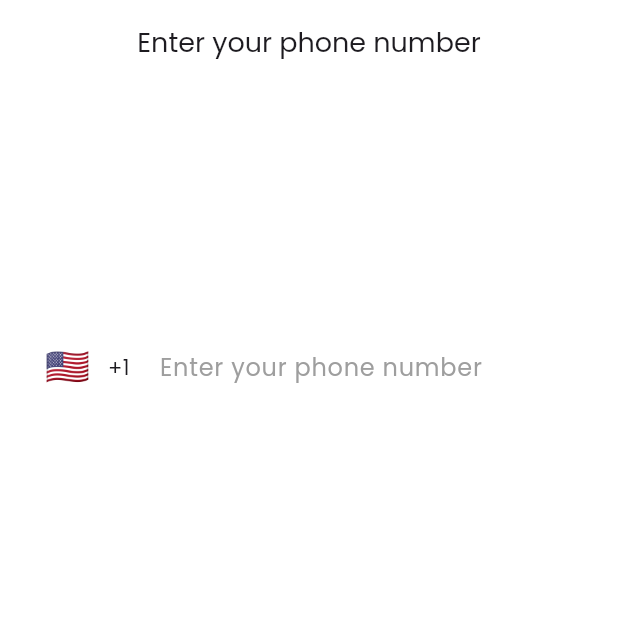
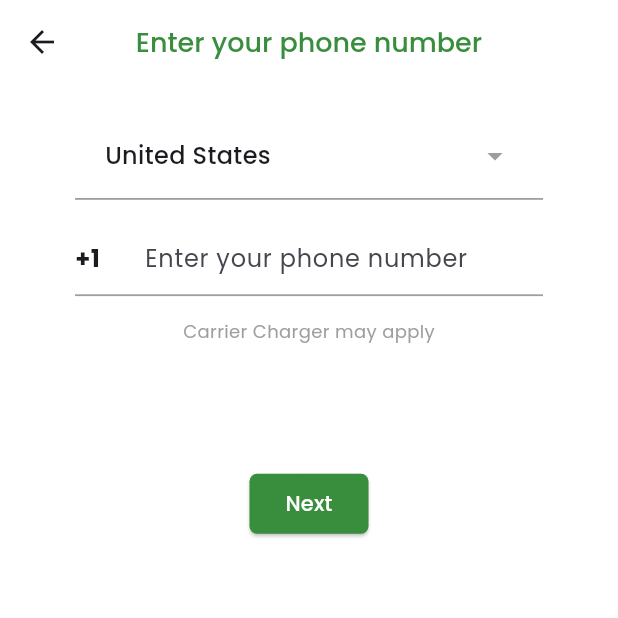
Before and after one commit to Ab5ullah/WhatsappClone, a Flutter app: the screen it shows after launch, after a tap on "Agree and continue", on a phone screen of 412 x 824 dp, the top half of it. Run offline on Flutter 3.47's test engine with Material 3 defaults, Android fonts, the phone set to English and light mode, and no system bars; drawn by our look-alikes of intl_phone_number_input; our stand-ins replace country_picker.

```diff
--- a/lib/Onboarding/onboardingScreen.dart
+++ b/lib/Onboarding/onboardingScreen.dart
@@ -53,7 +53,7 @@ class _OnboardingscreenState extends State<Onboardingscreen> {
                   minimumSize: Size(screenWidth / 1.2, 40),
                 ),
                 onPressed: () {
-                  Navigator.pushReplacement(
+                  Navigator.push(
                       context,
                       MaterialPageRoute(
                         builder: (context) => Onboardingscreen2(),
--- a/lib/Onboarding/onboardingScreen2.dart
+++ b/lib/Onboarding/onboardingScreen2.dart
@@ -1,5 +1,6 @@
 import 'package:flutter/material.dart';
-import 'package:intl_phone_number_input/intl_phone_number_input.dart';
+import 'package:country_picker/country_picker.dart';
+import 'package:whatsapp/Onboarding/otpScreen.dart';
 
 class Onboardingscreen2 extends StatefulWidget {
   const Onboardingscreen2({super.key});
@@ -9,10 +10,22 @@ class Onboardingscreen2 extends StatefulWidget {
 }
 
 class _Onboardingscreen2State extends State<Onboardingscreen2> {
+  String countryName = "United States";
+  String dialCode = "+1";
   final TextEditingController phoneNumberController = TextEditingController();
-  PhoneNumber _phone = PhoneNumber(isoCode: 'US');
-  String countryCode = "";
-  String? phoneNumberError;
+
+  void _selectCountry() {
+    showCountryPicker(
+      context: context,
+      showPhoneCode: true, // shows +92 etc
+      onSelect: (Country country) {
+        setState(() {
+          countryName = country.displayNameNoCountryCode; // Full country name
+          dialCode = "+${country.phoneCode}";
+        });
+      },
+    );
+  }
 
   @override
   Widget build(BuildContext context) {
@@ -24,54 +37,107 @@ class _Onboardingscreen2State extends State<Onboardingscreen2> {
           backgroundColor: Colors.white,
           title: Text(
             "Enter your phone number",
-          style: TextStyle(fontSize: 18),
+            style: TextStyle(
+              fontSize: 18,
+              color: Colors.green[700],
+              fontWeight: FontWeight.w500,
+            ),
           ),
           centerTitle: true,
         ),
-      body: Column(
+        body: Padding(
+          padding: const EdgeInsets.symmetric(horizontal: 20, vertical: 20),
+          child: Column(
+            crossAxisAlignment: CrossAxisAlignment.center,
             children: [
-          SizedBox(
-            height: screenHight * .2,
+              // Country Name Selector
+              GestureDetector(
+                onTap: _selectCountry,
+                child: Container(
+                  padding:
+                      const EdgeInsets.symmetric(vertical: 16, horizontal: 20),
+                  margin: const EdgeInsets.symmetric(horizontal: 30),
+                  decoration: const BoxDecoration(
+                    border: Border(
+                      bottom: BorderSide(color: Colors.grey, width: 1.2),
                     ),
-          Container(
-            padding: const EdgeInsets.symmetric(horizontal: 10.0),
-            child: Theme(
-              data:
-                  Theme.of(context).copyWith(colorScheme: ColorScheme.light()),
-              child: InternationalPhoneNumberInput(
-                spaceBetweenSelectorAndTextField: 0,
-                onInputChanged: (PhoneNumber number) {
-                  setState(() {
-                    _phone = number;
-                    phoneNumberController.text = number.phoneNumber ?? '';
-                    countryCode = number.isoCode ?? 'US';
-                  });
-                },
-                initialValue: _phone,
-                inputDecoration: const InputDecoration(
-                  hintText: 'Enter your phone number',
-                  hintStyle: TextStyle(color: Colors.grey),
-                  border: InputBorder.none,
-                  contentPadding: EdgeInsets.symmetric(vertical: 12.0),
                   ),
-                searchBoxDecoration: InputDecoration(
-                  labelText: 'Search Country',
-                  labelStyle: const TextStyle(color: Colors.black),
-                  hintText: 'Type country name',
-                  hintStyle: const TextStyle(color: Colors.black),
-                  prefixIcon: const Icon(Icons.search, color: Colors.black),
+                  child: Row(
+                    mainAxisAlignment: MainAxisAlignment.spaceBetween,
+                    children: [
+                      Text(
+                        countryName,
+                        style: const TextStyle(
+                          fontSize: 16,
+                          fontWeight: FontWeight.w500,
                         ),
-                selectorConfig: const SelectorConfig(
-                  selectorType: PhoneInputSelectorType.DIALOG,
-                  useEmoji: true,
                       ),
-                formatInput: true,
-                cursorColor: Colors.grey,
+                      const Icon(Icons.arrow_drop_down, color: Colors.grey),
+                    ],
+                  ),
+                ),
+              ),
+
+              const SizedBox(height: 15),
+
+              // Country Code + Phone Number on one line with underline
+              Padding(
+                padding: const EdgeInsets.symmetric(horizontal: 30),
+                child: Container(
+                  decoration: const BoxDecoration(
+                    border: Border(
+                      bottom: BorderSide(color: Colors.grey, width: 1.2),
+                    ),
+                  ),
+                  child: Row(
+                    children: [
+                      Text(
+                        dialCode,
+                        style: const TextStyle(
+                          fontSize: 16,
+                          fontWeight: FontWeight.w600,
+                        ),
+                      ),
+                      const SizedBox(width: 30),
+                      Expanded(
+                        child: TextField(
+                          controller: phoneNumberController,
+                          keyboardType: TextInputType.phone,
+                          decoration: const InputDecoration(
+                            hintText: "Enter your phone number",
+                            border: InputBorder.none, // no inner underline
                           ),
                         ),
                       ),
                     ],
                   ),
-    );
+                ),
+              ),
+              const SizedBox(height: 15),
+
+              Text(
+                "Carrier Charger may apply",
+                style: TextStyle(fontSize: 12, color: Colors.grey),
+              ),
+              SizedBox(
+                height: screenHight * .1,
+              ),
+              ElevatedButton(
+                  onPressed: () {
+                    Navigator.push(
+                        context,
+                        MaterialPageRoute(
+                          builder: (context) => Otpscreen(),
+                        ));
+                  },
+                  style: ElevatedButton.styleFrom(
+                      foregroundColor: Colors.white,
+                      backgroundColor: Colors.green[700],
+                      shape: RoundedRectangleBorder(
+                          borderRadius: BorderRadius.circular(5))),
+                  child: Text("Next"))
+            ],
+          ),
+        ));
   }
 }
--- a/pubspec.yaml
+++ b/pubspec.yaml
@@ -35,6 +35,7 @@ dependencies:
   # Use with the CupertinoIcons class for iOS style icons.
   cupertino_icons: ^1.0.8
   intl_phone_number_input: ^0.7.4
+  country_picker: ^2.0.27
 
 dev_dependencies:
   flutter_test:
```
Also changed, not shown: lib/Onboarding/otpScreen.dart (added, +37 -0 lines), pubspec.lock. Lines whose indentation alone changed are shown as unchanged.
